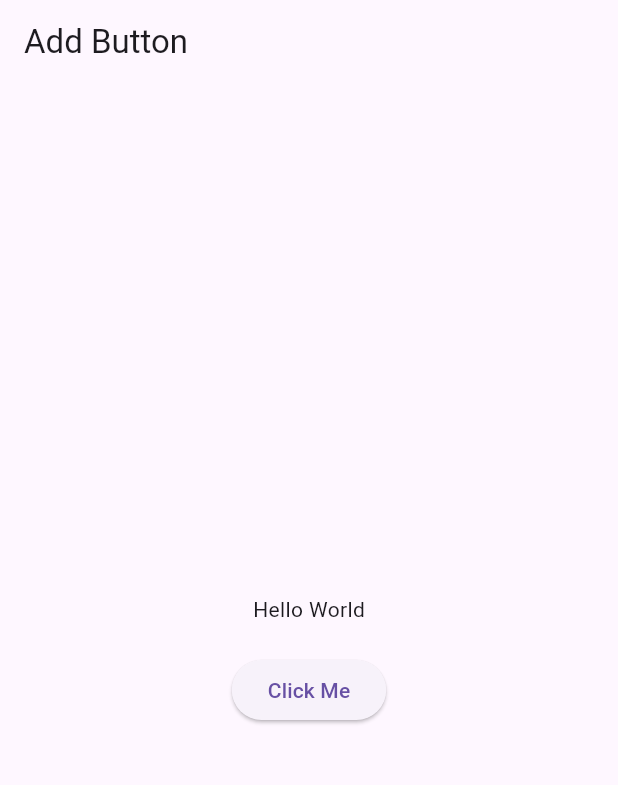
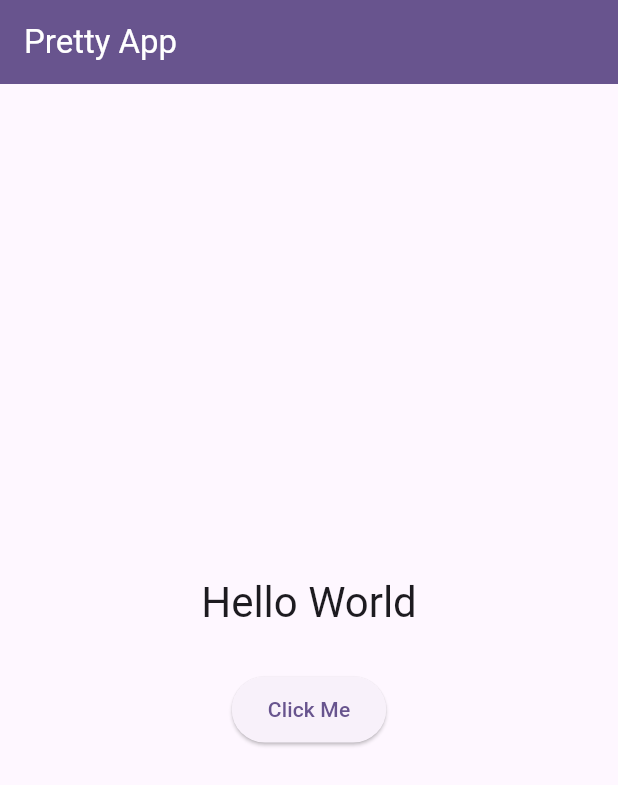
Before and after one commit to fearentaurellia/codelab, a Flutter app: the screen it shows after launch, on a phone screen of 412 x 824 dp. Shown: the top 785 px of the screen. Run offline on Flutter 3.47's test engine with Material 3 defaults, Android fonts, the phone set to English and light mode, and no system bars.

Commit message:
Make the app prettier

```diff
--- a/lib/main.dart
+++ b/lib/main.dart
@@ -9,13 +9,19 @@ class MyApp extends StatelessWidget {
 
   @override
   Widget build(BuildContext context) {
-    return const MaterialApp(
-      home: MyHomePage(),
+    return MaterialApp(
+      title: 'Flutter Pretty App',
       debugShowCheckedModeBanner: false,
+
+      theme: ThemeData(
+        colorScheme: ColorScheme.fromSeed(seedColor: Colors.deepPurple),
+        useMaterial3: true,
+      ),
+
+      home: const MyHomePage(),
     );
   }
 }
-
 class MyHomePage extends StatefulWidget {
   const MyHomePage({super.key});
 
@@ -23,32 +29,53 @@ class MyHomePage extends StatefulWidget {
   State<MyHomePage> createState() => _MyHomePageState();
 }
 
+// State
 class _MyHomePageState extends State<MyHomePage> {
   String text = "Hello World";
 
   void updateText() {
     setState(() {
-      text = "Button Pressed 🚀";
+      text = "Button Pressed";
     });
   }
 
   @override
   Widget build(BuildContext context) {
     return Scaffold(
-      appBar: AppBar(title: const Text("Add Button")),
+      appBar: AppBar(
+        title: const Text("Pretty App"),
+        backgroundColor: Theme.of(context).colorScheme.primary,
+        foregroundColor: Colors.white,
+      ),
+
       body: Center(
+        child: Padding(
+          padding: const EdgeInsets.all(24.0), // spacing biar lega
           child: Column(
             mainAxisAlignment: MainAxisAlignment.center,
             children: [
-            Text(text),
-            const SizedBox(height: 20),
+              Text(
+                text,
+                style: Theme.of(context).textTheme.headlineMedium,
+                textAlign: TextAlign.center,
+              ),
+
+              const SizedBox(height: 30),
+
               ElevatedButton(
                 onPressed: updateText,
+                style: ElevatedButton.styleFrom(
+                  padding: const EdgeInsets.symmetric(
+                    horizontal: 24,
+                    vertical: 12,
+                  ),
+                ),
                 child: const Text("Click Me"),
               ),
             ],
           ),
         ),
+      ),
     );
   }
 }
```
Lines whose indentation alone changed are shown as unchanged.
